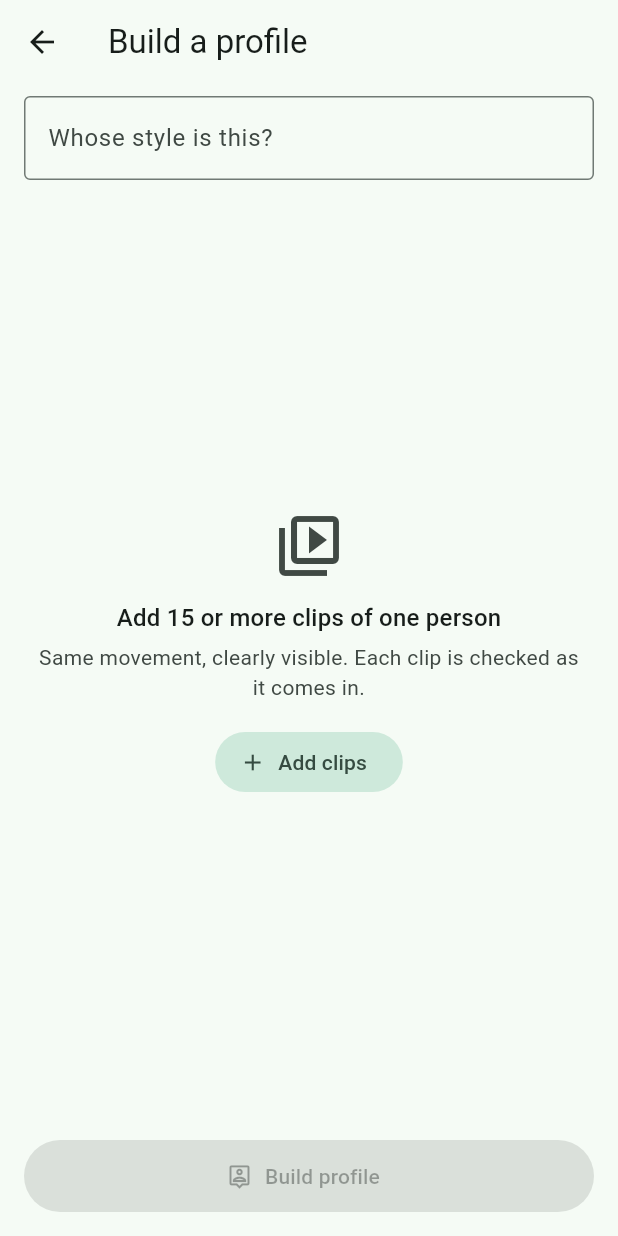
After one commit to SquirmyWormy275/STRATHVISION, a Flutter app: the screen it shows after launch, after a tap on the "person add alt" icon, on a phone screen of 412 x 824 dp. The commit adds this screen. Run offline on Flutter 3.47's test engine with Material 3 defaults, Android fonts, the phone set to English and light mode, and no system bars; our stand-ins replace drift, drift_flutter, file_picker; missing offline and left inert: media_kit, media_kit_video; accounts and stored records are empty; generated files the repository leaves out were written again.

Commit message:
checkpoint(claude): Phase 4 done: Build a profile screen (Library → person-plus): clip import with per-clip quality, Build → ready profile stored as zip (profile.json + specialist_patches/ + adapters/) and listed in Library, or Error-Contract rejection; Save a copy. Headless media_kit probe (vid=auto fix). Drift row class renamed ProfileRow. 59 app + 31 engine + 3 Linux real-decoder tests pass. Docs: INTERFACES gates/pack fields, DECISIONS Phase 4.

```diff
--- a/apps/strathvision/lib/data/database.dart
+++ b/apps/strathvision/lib/data/database.dart
@@ -11,6 +11,7 @@ import '../workspace/workspace_controller.dart';
 part 'database.g.dart';
 
 /// Installed profile metadata. Phase 1 stores metadata only.
+@DataClassName('ProfileRow')
 class Profiles extends Table {
   TextColumn get profileId => text()();
   IntColumn get version => integer()();
@@ -91,7 +92,7 @@ class AppDatabase extends _$AppDatabase implements ProjectStore {
 
   // ---- profiles -----------------------------------------------------------
 
-  Stream<List<Profile>> watchProfiles() => (select(profiles)
+  Stream<List<ProfileRow>> watchProfiles() => (select(profiles)
         ..orderBy([
           (t) => OrderingTerm.desc(t.importedAt),
           (t) => OrderingTerm.desc(t.version),
--- /dev/null
+++ b/apps/strathvision/lib/profiles/profile_export.dart
@@ -0,0 +1,39 @@
+import 'dart:convert';
+import 'dart:io';
+import 'dart:typed_data';
+
+import 'package:analysis_engine/analysis_engine.dart';
+import 'package:archive/archive.dart';
+import 'package:path/path.dart' as p;
+
+/// Zip bytes for a profile package: `profile.json`, plus the empty
+/// `specialist_patches/` and `adapters/` directories (INTERFACES.md).
+Uint8List zipProfilePackage(Profile profile) {
+  final archive = Archive();
+  for (final e in profile.packageEntries().entries) {
+    final content = e.value;
+    archive.add(content == null
+        ? ArchiveFile.directory(e.key)
+        : ArchiveFile.bytes(e.key, utf8.encode(content)));
+  }
+  return Uint8List.fromList(ZipEncoder().encode(archive));
+}
+
+/// File name for a package: `<coach>_v<version>.zip`, filesystem-safe.
+String packageFileName(Profile profile) {
+  final slug = profile.coachName
+      .trim()
+      .replaceAll(RegExp(r'[^A-Za-z0-9]+'), '_')
+      .replaceAll(RegExp(r'^_+|_+$'), '');
+  return '${slug.isEmpty ? 'profile' : slug}_v${profile.version}.zip';
+}
+
+/// Writes the package into [dir] (the app's own profile store) and returns
+/// its path.
+Future<String> storeProfilePackage(Profile profile, Directory dir) async {
+  await dir.create(recursive: true);
+  final path =
+      p.join(dir.path, '${profile.profileId}_v${profile.version}.zip');
+  await File(path).writeAsBytes(zipProfilePackage(profile), flush: true);
+  return path;
+}
--- a/apps/strathvision/lib/screens/library_screen.dart
+++ b/apps/strathvision/lib/screens/library_screen.dart
@@ -4,8 +4,10 @@ import 'package:uuid/uuid.dart';
 
 import '../analysis/analysis_controller.dart';
 import '../data/database.dart';
+import '../profiles/builder_controller.dart';
 import '../profiles/profile_package.dart';
 import '../workspace/project.dart';
+import 'profile_builder_screen.dart';
 import 'workspace_route.dart';
 import 'workspace_screen.dart';
 
@@ -30,6 +32,8 @@ class LibraryScreen extends StatelessWidget {
     this.pickClip = pickClipFile,
     this.playerFactory = defaultStagePlayer,
     this.analysisRunner,
+    this.profileBuilder = defaultProfileBuilder,
+    this.pickClips = pickReferenceClips,
   });
 
   final AppDatabase db;
@@ -37,6 +41,17 @@ class LibraryScreen extends StatelessWidget {
   final ClipPathPicker pickClip;
   final StagePlayerFactory playerFactory;
   final AnalysisRunner? analysisRunner;
+  final ProfileBuilderController Function(AppDatabase db) profileBuilder;
+  final ClipsPicker pickClips;
+
+  Future<void> _buildProfile(BuildContext context) async {
+    final controller = profileBuilder(db);
+    await Navigator.of(context).push(MaterialPageRoute<void>(
+      builder: (_) =>
+          ProfileBuilderScreen(controller: controller, pickClips: pickClips),
+    ));
+    controller.dispose();
+  }
 
   Future<void> _import(BuildContext context) async {
     final messenger = ScaffoldMessenger.of(context);
@@ -94,6 +109,12 @@ class LibraryScreen extends StatelessWidget {
         title: const Text('Library'),
         actions: [
           IconButton(
+            key: const Key('build-profile'),
+            tooltip: 'Build a profile',
+            icon: const Icon(Icons.person_add_alt),
+            onPressed: () => _buildProfile(context),
+          ),
+          IconButton(
             key: const Key('import-profile'),
             tooltip: 'Import profile',
             icon: const Icon(Icons.file_open_outlined),
@@ -103,11 +124,11 @@ class LibraryScreen extends StatelessWidget {
       ),
       body: StreamBuilder<List<ProjectRow>>(
         stream: db.watchProjects(),
-        builder: (context, projectSnap) => StreamBuilder<List<Profile>>(
+        builder: (context, projectSnap) => StreamBuilder<List<ProfileRow>>(
           stream: db.watchProfiles(),
           builder: (context, profileSnap) {
             final projects = projectSnap.data ?? const <ProjectRow>[];
-            final profiles = profileSnap.data ?? const <Profile>[];
+            final profiles = profileSnap.data ?? const <ProfileRow>[];
             if (projects.isEmpty && profiles.isEmpty) {
               return _EmptyLibrary(onImport: () => _import(context));
             }
@@ -212,7 +233,7 @@ class _EmptyLibrary extends StatelessWidget {
 class _ProfileTile extends StatelessWidget {
   const _ProfileTile({required this.profile});
 
-  final Profile profile;
+  final ProfileRow profile;
 
   @override
   Widget build(BuildContext context) {
--- /dev/null
+++ b/apps/strathvision/lib/screens/profile_builder_screen.dart
@@ -0,0 +1,337 @@
+import 'dart:io';
+import 'dart:typed_data';
+
+import 'package:analysis_engine/analysis_engine.dart';
+import 'package:file_picker/file_picker.dart';
+import 'package:flutter/material.dart';
+import 'package:path/path.dart' as p;
+import 'package:path_provider/path_provider.dart';
+
+import '../data/database.dart';
+import '../packs/placeholder_pack.dart';
+import '../profiles/builder_controller.dart';
+import '../profiles/clip_probe.dart';
+import '../profiles/profile_export.dart';
+
+typedef ClipsPicker = Future<List<String>> Function();
+
+Future<List<String>> pickReferenceClips() async {
+  final files = await FilePicker.pickFiles(
+    dialogTitle: 'Choose reference clips',
+    type: FileType.video,
+  );
+  return [for (final f in files) if (f.path != null) f.path!];
+}
+
+Future<String?> savePackageCopy(String fileName, List<int> bytes) async {
+  final uri = await FilePicker.saveFile(
+    dialogTitle: 'Save profile package',
+    fileName: fileName,
+    bytes: bytes is Uint8List ? bytes : Uint8List.fromList(bytes),
+    mimeType: 'application/zip',
+  );
+  return uri?.toFilePath();
+}
+
+/// The production builder: probes and analyzes off the UI isolate, stores
+/// packages under app support, and lists them in the Library.
+ProfileBuilderController defaultProfileBuilder(AppDatabase db) =>
+    ProfileBuilderController(
+      pack: placeholderPack.analysisPack,
+      probe: probeClip,
+      evaluate: isolateEvaluator(placeholderPack.analysisPack),
+      store: (profile) async {
+        final support = await getApplicationSupportDirectory();
+        return storeProfilePackage(
+            profile, Directory(p.join(support.path, 'profiles')));
+      },
+      save: savePackageCopy,
+      install: (meta, path) => db.saveProfile(meta, path),
+    );
+
+/// Build a coach profile from reference clips (Phase 4).
+class ProfileBuilderScreen extends StatefulWidget {
+  const ProfileBuilderScreen({
+    super.key,
+    required this.controller,
+    this.pickClips = pickReferenceClips,
+  });
+
+  final ProfileBuilderController controller;
+  final ClipsPicker pickClips;
+
+  @override
+  State<ProfileBuilderScreen> createState() => _ProfileBuilderScreenState();
+}
+
+class _ProfileBuilderScreenState extends State<ProfileBuilderScreen> {
+  ProfileBuilderController get c => widget.controller;
+  final _name = TextEditingController();
+
+  @override
+  void dispose() {
+    _name.dispose();
+    super.dispose();
+  }
+
+  Future<void> _add() async {
+    final paths = await widget.pickClips();
+    if (paths.isNotEmpty) await c.addClips(paths);
+  }
+
+  @override
+  Widget build(BuildContext context) {
+    return ListenableBuilder(
+      listenable: c,
+      builder: (context, _) {
+        final theme = Theme.of(context);
+        return Scaffold(
+          appBar: AppBar(title: const Text('Build a profile')),
+          body: Center(
+            child: ConstrainedBox(
+              constraints: const BoxConstraints(maxWidth: 720),
+              child: Column(
+                crossAxisAlignment: CrossAxisAlignment.stretch,
+                children: [
+                  Padding(
+                    padding: const EdgeInsets.fromLTRB(16, 8, 16, 8),
+                    child: TextField(
+                      key: const Key('coach-name'),
+                      controller: _name,
+                      onChanged: c.setCoachName,
+                      textCapitalization: TextCapitalization.words,
+                      decoration: const InputDecoration(
+                        labelText: 'Whose style is this?',
+                        hintText: 'Coach name',
+                        border: OutlineInputBorder(),
+                      ),
+                    ),
+                  ),
+                  _Progress(controller: c),
+                  Expanded(
+                    child: c.clips.isEmpty
+                        ? _EmptyClips(minClips: c.minClips, onAdd: _add)
+                        : ListView(
+                            padding: const EdgeInsets.only(bottom: 16),
+                            children: [
+                              for (final clip in c.clips)
+                                _ClipTile(
+                                  key: Key('clip-${clip.displayName}'),
+                                  clip: clip,
+                                  onRemove: () => c.removeClip(clip),
+                                ),
+                              Padding(
+                                padding: const EdgeInsets.all(8),
+                                child: Align(
+                                  alignment: Alignment.centerLeft,
+                                  child: TextButton.icon(
+                                    key: const Key('add-clips'),
+                                    onPressed: _add,
+                                    icon: const Icon(Icons.add),
+                                    label: const Text('Add more clips'),
+                                  ),
+                                ),
+                              ),
+                            ],
+                          ),
+                  ),
+                  if (c.outcome != null) _Outcome(controller: c),
+                  Padding(
+                    padding: const EdgeInsets.all(16),
+                    child: FilledButton.icon(
+                      key: const Key('build'),
+                      onPressed: c.canBuild ? c.build : null,
+                      icon: c.building
+                          ? const SizedBox.square(
+                              dimension: 18,
+                              child: CircularProgressIndicator(strokeWidth: 2))
+                          : const Icon(Icons.person_pin_outlined),
+                      label: Text(c.checking
+                          ? 'Checking clips…'
+                          : 'Build profile'),
+                      style: FilledButton.styleFrom(
+                          minimumSize: const Size.fromHeight(48),
+                          textStyle: theme.textTheme.titleSmall),
+                    ),
+                  ),
+                ],
+              ),
+            ),
+          ),
+        );
+      },
+    );
+  }
+}
+
+class _Progress extends StatelessWidget {
+  const _Progress({required this.controller});
+  final ProfileBuilderController controller;
+
+  @override
+  Widget build(BuildContext context) {
+    final c = controller;
+    if (c.clips.isEmpty) return const SizedBox.shrink();
+    final theme = Theme.of(context);
+    final ratio = (c.usableCount / c.minClips).clamp(0.0, 1.0);
+    final enough = c.usableCount >= c.minClips;
+    return Padding(
+      padding: const EdgeInsets.fromLTRB(16, 4, 16, 8),
+      child: Column(crossAxisAlignment: CrossAxisAlignment.start, children: [
+        Text(
+          key: const Key('builder-progress'),
+          enough
+              ? '${c.usableCount} clean clips · enough to build'
+              : '${c.usableCount} of ${c.minClips} clean clips',
+          style: theme.textTheme.bodyMedium?.copyWith(
+              fontFeatures: const [FontFeature.tabularFigures()]),
+        ),
+        const SizedBox(height: 6),
+        ClipRRect(
+          borderRadius: BorderRadius.circular(3),
+          child: LinearProgressIndicator(value: ratio, minHeight: 6),
+        ),
+      ]),
+    );
+  }
+}
+
+class _EmptyClips extends StatelessWidget {
+  const _EmptyClips({required this.minClips, required this.onAdd});
+  final int minClips;
+  final VoidCallback onAdd;
+
+  @override
+  Widget build(BuildContext context) {
+    final theme = Theme.of(context);
+    return Center(
+      child: Padding(
+        padding: const EdgeInsets.all(24),
+        child: Column(mainAxisSize: MainAxisSize.min, children: [
+          Icon(Icons.video_collection_outlined,
+              size: 48, color: theme.colorScheme.onSurfaceVariant),
+          const SizedBox(height: 12),
+          Text('Add $minClips or more clips of one person',
+              style: theme.textTheme.titleMedium),
+          const SizedBox(height: 4),
+          Text('Same movement, clearly visible. Each clip is checked as it comes in.',
+              textAlign: TextAlign.center,
+              style: theme.textTheme.bodyMedium
+                  ?.copyWith(color: theme.colorScheme.onSurfaceVariant)),
+          const SizedBox(height: 16),
+          FilledButton.tonalIcon(
+            key: const Key('add-clips'),
+            onPressed: onAdd,
+            icon: const Icon(Icons.add),
+            label: const Text('Add clips'),
+          ),
+        ]),
+      ),
+    );
+  }
+}
+
+class _ClipTile extends StatelessWidget {
+  const _ClipTile({super.key, required this.clip, required this.onRemove});
+  final BuilderClip clip;
+  final VoidCallback onRemove;
+
+  @override
+  Widget build(BuildContext context) {
+    final scheme = Theme.of(context).colorScheme;
+    final q = clip.quality;
+    final Widget leading;
+    final String subtitle;
+    if (clip.status == ClipStatus.checking) {
+      leading = const SizedBox.square(
+          dimension: 20, child: CircularProgressIndicator(strokeWidth: 2));
+      subtitle = 'Checking…';
+    } else if (clip.usable) {
+      leading = Icon(Icons.check_circle, color: scheme.primary);
+      subtitle = 'Clean';
+    } else {
+      leading = Icon(Icons.remove_circle_outline, color: scheme.error);
+      subtitle = q?.reasons.join(' ') ?? 'Not usable';
+    }
+    return ListTile(
+      leading: leading,
+      title: Text(clip.displayName, overflow: TextOverflow.ellipsis),
+      subtitle: Text(subtitle),
+      trailing: IconButton(
+        tooltip: 'Remove',
+        onPressed: onRemove,
+        icon: const Icon(Icons.close),
+      ),
+    );
+  }
+}
+
+class _Outcome extends StatelessWidget {
+  const _Outcome({required this.controller});
+  final ProfileBuilderController controller;
+
+  @override
+  Widget build(BuildContext context) {
+    final c = controller;
+    final theme = Theme.of(context);
+    final scheme = theme.colorScheme;
+    return switch (c.outcome!) {
+      BuildReady(:final profile, :final consistency) => Card(
+          key: const Key('build-ready'),
+          margin: const EdgeInsets.fromLTRB(16, 8, 16, 0),
+          color: scheme.primaryContainer,
+          child: Padding(
+            padding: const EdgeInsets.all(16),
+            child: Column(crossAxisAlignment: CrossAxisAlignment.start, children: [
+              Text('${profile.coachName} · v${profile.version} is ready',
+                  style: theme.textTheme.titleMedium
+                      ?.copyWith(color: scheme.onPrimaryContainer)),
+              const SizedBox(height: 4),
+              Text(
+                '${profile.sourceClipCount} clips · held-out match '
+                '${(consistency.meanScore * 100).round()}%. '
+                'Added to your Library.',
+                style: TextStyle(color: scheme.onPrimaryContainer),
+              ),
+              const SizedBox(height: 12),
+              Row(children: [
+                OutlinedButton.icon(
+                  key: const Key('save-package'),
+                  onPressed: c.exportCopy,
+                  icon: const Icon(Icons.save_alt),
+                  label: const Text('Save a copy'),
+                ),
+                const SizedBox(width: 12),
+                if (c.savedTo != null)
+                  Expanded(
+                    child: Text('Saved',
+                        key: const Key('saved'),
+                        style: TextStyle(color: scheme.onPrimaryContainer)),
+                  ),
+              ]),
+            ]),
+          ),
+        ),
+      BuildRejected(:final error) => Card(
+          key: const Key('build-rejected'),
+          margin: const EdgeInsets.fromLTRB(16, 8, 16, 0),
+          color: scheme.surfaceContainerHigh,
+          child: Padding(
+            padding: const EdgeInsets.all(16),
+            child: Column(crossAxisAlignment: CrossAxisAlignment.start, children: [
+              Row(children: [
+                Icon(Icons.info_outline, color: scheme.error),
+                const SizedBox(width: 8),
+                Expanded(
+                    child: Text(error.message, style: theme.textTheme.bodyLarge)),
+              ]),
+              const SizedBox(height: 6),
+              Text(error.errorCode,
+                  style: theme.textTheme.labelSmall?.copyWith(
+                      color: scheme.onSurfaceVariant, letterSpacing: 0.6)),
+            ]),
+          ),
+        ),
+    };
+  }
+}
```
Also changed, not shown: apps/strathvision/lib/profiles/builder_controller.dart (added, +177 -0 lines), apps/strathvision/lib/profiles/clip_probe.dart (added, +56 -0 lines), apps/strathvision/lib/profiles/profile_package.dart (+14 -82 lines), apps/strathvision/lib/data/database.g.dart, 6 other files.
